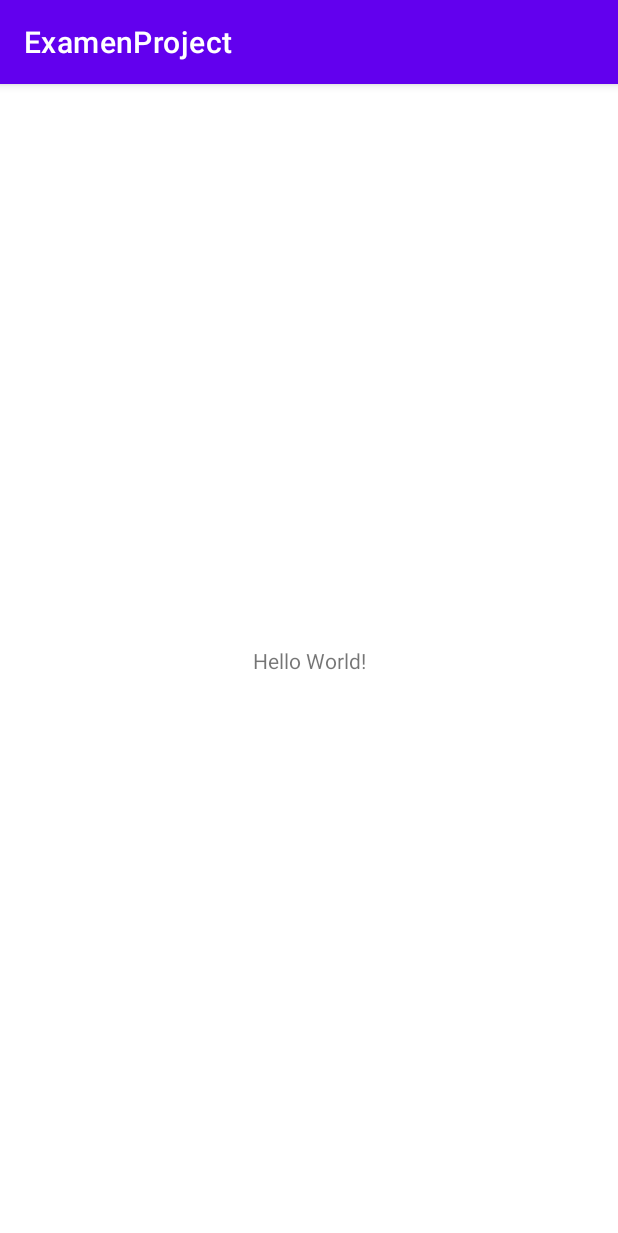
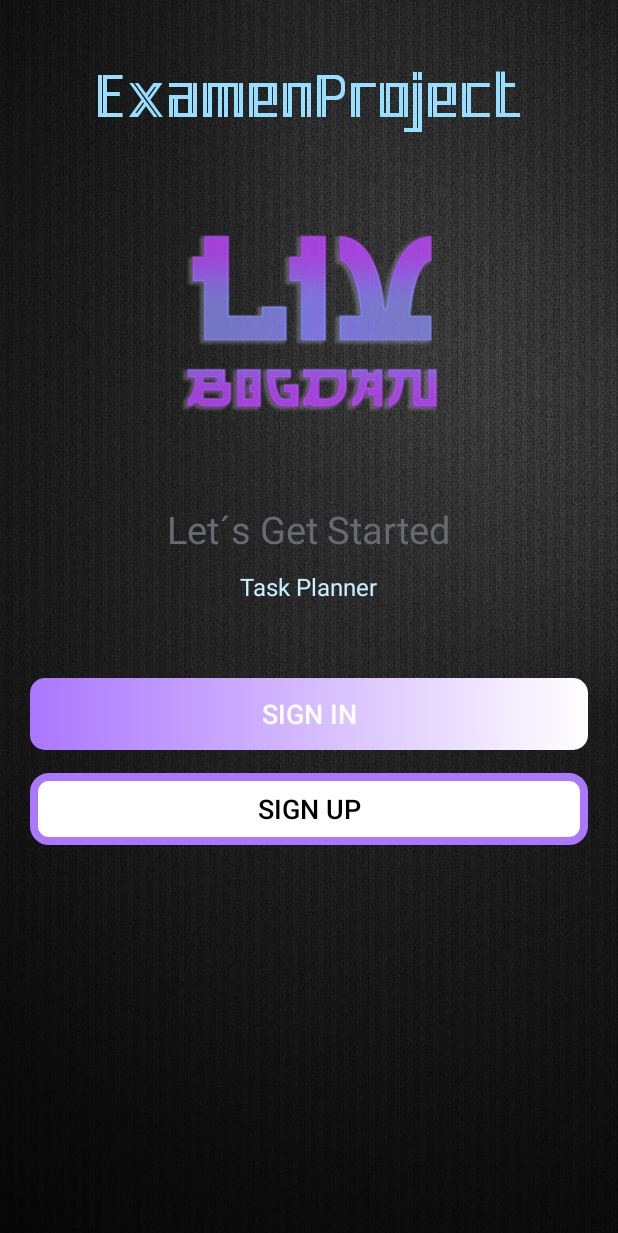
Before and after one commit to livbogdan/ExamenProject, an Android app: the screen it shows after launch (MainActivity before the commit, IntroActivity after it), on a phone screen of 412 x 824 dp. Shown: the top 1233 px of the screen. Run offline under Robolectric (Android 15) with nearby library versions, the phone set to English and light mode, and no system bars.

Commit message:
Added: SplashScreen IntroScreen

```diff
--- /dev/null
+++ b/app/src/main/java/com/livbogdan/examenproject/IntroActivity.kt
@@ -0,0 +1,20 @@
+package com.livbogdan.examenproject
+
+import android.graphics.Typeface
+import androidx.appcompat.app.AppCompatActivity
+import android.os.Bundle
+import android.view.WindowManager
+import android.widget.TextView
+
+@Suppress("DEPRECATION")
+class IntroActivity : AppCompatActivity() {
+	override fun onCreate(savedInstanceState: Bundle?) {
+		super.onCreate(savedInstanceState)
+		setContentView(R.layout.activity_intro)
+
+		val headerTextView: TextView = findViewById(R.id.tv_app_name_intro)
+		val typeFace: Typeface = Typeface.createFromAsset(assets, "Haelous.ttf")
+		headerTextView.typeface = typeFace
+
+	}
+}
--- /dev/null
+++ b/app/src/main/java/com/livbogdan/examenproject/SplashActivity.kt
@@ -0,0 +1,31 @@
+package com.livbogdan.examenproject
+
+import android.content.Intent
+import android.graphics.Typeface
+import androidx.appcompat.app.AppCompatActivity
+import android.os.Bundle
+import android.os.Handler
+import android.os.Looper
+import android.widget.TextView
+
+class SplashActivity : AppCompatActivity() {
+	override fun onCreate(savedInstanceState: Bundle?) {
+		super.onCreate(savedInstanceState)
+		setContentView(R.layout.activity_splash)
+
+		//custom font
+		val tvAppName: TextView = findViewById(R.id.tv_app_name)
+		val typeFace: Typeface = Typeface.createFromAsset(assets, "Haelous.ttf")
+		tvAppName.typeface = typeFace
+
+		//Move to another activity by 2,5 second
+		val handler = Handler(Looper.getMainLooper())
+		val runnable = Runnable{
+			startActivity(Intent(this, IntroActivity::class.java))
+			finish()
+		}
+		handler.postDelayed(runnable,2500)
+
+
+	}
+}
--- /dev/null
+++ b/app/src/main/res/drawable/shape_button_rounded.xml
@@ -0,0 +1,15 @@
+<?xml version="1.0" encoding="utf-8"?>
+<shape xmlns:android="http://schemas.android.com/apk/res/android"
+    android:shape="rectangle">
+
+    <gradient
+        android:angle="360"
+        android:startColor="@color/colorPrimary"
+        android:endColor="@color/white"
+        android:type="linear"
+        />
+    <corners
+        android:radius="10dp"
+        />
+
+</shape>
--- /dev/null
+++ b/app/src/main/res/drawable/shape_button_rounded_white.xml
@@ -0,0 +1,16 @@
+<?xml version="1.0" encoding="utf-8"?>
+<shape xmlns:android="http://schemas.android.com/apk/res/android"
+    android:shape="rectangle">
+
+    <stroke
+        android:color="@color/colorPrimary"
+        android:width="5dp"
+        />
+    <solid
+        android:color="@color/white"
+        />
+    <corners
+        android:radius="10dp"
+        />
+
+</shape>
--- /dev/null
+++ b/app/src/main/res/layout/activity_intro.xml
@@ -0,0 +1,91 @@
+<?xml version="1.0" encoding="utf-8"?>
+<androidx.constraintlayout.widget.ConstraintLayout xmlns:android="http://schemas.android.com/apk/res/android"
+    xmlns:app="http://schemas.android.com/apk/res-auto"
+    xmlns:tools="http://schemas.android.com/tools"
+    android:layout_width="match_parent"
+    android:layout_height="match_parent"
+    android:background="@drawable/ic_background"
+    tools:context=".IntroActivity">
+
+    <LinearLayout
+        android:layout_width="match_parent"
+        android:layout_height="match_parent"
+        android:gravity="center_horizontal"
+        android:orientation="vertical"
+        app:layout_constraintBottom_toBottomOf="parent"
+        app:layout_constraintEnd_toEndOf="parent"
+        app:layout_constraintHorizontal_bias="0.0"
+        app:layout_constraintStart_toStartOf="parent"
+        app:layout_constraintTop_toTopOf="parent"
+        app:layout_constraintVertical_bias="1.0">
+
+        <TextView
+            android:id="@+id/tv_app_name_intro"
+            android:layout_width="wrap_content"
+            android:layout_height="wrap_content"
+            android:layout_marginTop="@dimen/intro_screen_title_text_marginTop"
+            android:text="@string/app_name"
+            android:textColor="@color/colorAccent"
+            android:textSize="@dimen/intro_screen_title_text_size"
+            android:textStyle="bold" />
+
+        <ImageView
+            android:layout_width="377dp"
+            android:layout_height="191dp"
+            android:layout_marginTop="@dimen/intro_screen_image_marginTop"
+            android:contentDescription="@string/image_content_description"
+            android:src="@drawable/logo" />
+
+        <TextView
+            android:layout_width="wrap_content"
+            android:layout_height="wrap_content"
+            android:layout_marginTop="@dimen/lets_get_started_text_marginTop"
+            android:text="@string/lets_get_started_text"
+            android:textColor="@color/primary_text_color"
+            android:textSize="@dimen/lets_get_started_text_size" />
+
+        <TextView
+            android:layout_width="wrap_content"
+            android:layout_height="wrap_content"
+            android:layout_marginStart="@dimen/intro_text_marginStartEnd"
+            android:layout_marginTop="@dimen/intro_text_marginTop"
+            android:layout_marginEnd="@dimen/intro_text_marginStartEnd"
+            android:gravity="center"
+            android:lineSpacingExtra="@dimen/intro_text_line_spacing_extra"
+            android:text="@string/intro_text_description"
+            android:textColor="@color/colorSecondary"
+            android:textSize="@dimen/intro_text_size" />
+
+        <Button
+            android:id="@+id/btn_sign_in_intro"
+            android:layout_width="match_parent"
+            android:layout_height="wrap_content"
+            android:layout_gravity="center"
+            android:layout_marginStart="@dimen/btn_marginStartEnd"
+            android:layout_marginTop="@dimen/intro_screen_sign_in_btn_marginTop"
+            android:layout_marginEnd="@dimen/btn_marginStartEnd"
+            android:background="@drawable/shape_button_rounded"
+            android:gravity="center"
+            android:paddingTop="@dimen/btn_paddingTopBottom"
+            android:paddingBottom="@dimen/btn_paddingTopBottom"
+            android:text="@string/sign_in"
+            android:textColor="@android:color/white"
+            android:textSize="@dimen/btn_text_size" />
+
+        <Button
+            android:id="@+id/btn_sign_up_intro"
+            android:layout_width="match_parent"
+            android:layout_height="wrap_content"
+            android:layout_gravity="center"
+            android:layout_marginStart="@dimen/btn_marginStartEnd"
+            android:layout_marginTop="@dimen/intro_screen_sign_up_btn_marginTop"
+            android:layout_marginEnd="@dimen/btn_marginStartEnd"
+            android:background="@drawable/shape_button_rounded_white"
+            android:gravity="center"
+            android:paddingTop="@dimen/btn_paddingTopBottom"
+            android:paddingBottom="@dimen/btn_paddingTopBottom"
+            android:text="@string/sign_up"
+            android:textColor="@color/black"
+            android:textSize="@dimen/btn_text_size" />
+    </LinearLayout>
+</androidx.constraintlayout.widget.ConstraintLayout>
--- /dev/null
+++ b/app/src/main/res/layout/activity_splash.xml
@@ -0,0 +1,33 @@
+<?xml version="1.0" encoding="utf-8"?>
+<androidx.constraintlayout.widget.ConstraintLayout xmlns:android="http://schemas.android.com/apk/res/android"
+    xmlns:app="http://schemas.android.com/apk/res-auto"
+    xmlns:tools="http://schemas.android.com/tools"
+    android:layout_width="match_parent"
+    android:layout_height="match_parent"
+    android:background="@drawable/ic_background"
+    tools:context=".SplashActivity">
+
+    <LinearLayout
+        android:layout_width="match_parent"
+        android:layout_height="match_parent"
+        android:gravity="center"
+        android:orientation="vertical"
+        app:layout_constraintBottom_toBottomOf="parent"
+        app:layout_constraintEnd_toEndOf="parent"
+        app:layout_constraintStart_toStartOf="parent"
+        app:layout_constraintTop_toTopOf="parent">
+
+        <TextView
+            android:id="@+id/tv_app_name"
+            android:layout_width="wrap_content"
+            android:layout_height="wrap_content"
+            android:gravity="center"
+            android:text="@string/app_name"
+
+            android:textAlignment="center"
+            android:textColor="@color/colorAccent"
+            android:textSize="@dimen/splash_screen_title_text"
+            android:textStyle="bold" />
+    </LinearLayout>
+
+</androidx.constraintlayout.widget.ConstraintLayout>
--- /dev/null
+++ b/app/src/main/res/values-night/dimens.xml
@@ -0,0 +1,17 @@
+<?xml version="1.0" encoding="utf-8"?>
+<resources>
+    <dimen name="intro_screen_title_text_size">40sp</dimen>
+    <dimen name="intro_screen_title_text_marginTop">40dp</dimen>
+    <dimen name="intro_screen_image_marginTop">30dp</dimen>
+    <dimen name="lets_get_started_text_marginTop">25dp</dimen>
+    <dimen name="lets_get_started_text_size">25sp</dimen>
+    <dimen name="intro_text_marginStartEnd">20dp</dimen>
+    <dimen name="intro_text_line_spacing_extra">5dp</dimen>
+    <dimen name="intro_text_marginTop">10dp</dimen>
+    <dimen name="intro_text_size">16sp</dimen>
+    <dimen name="btn_marginStartEnd">20dp</dimen>
+    <dimen name="intro_screen_sign_in_btn_marginTop">50dp</dimen>
+    <dimen name="btn_paddingTopBottom">8dp</dimen>
+    <dimen name="intro_screen_sign_up_btn_marginTop">15dp</dimen>
+    <dimen name="btn_text_size">18sp</dimen>
+</resources>
--- a/app/src/main/res/values-night/themes.xml
+++ b/app/src/main/res/values-night/themes.xml
@@ -1,16 +1,15 @@
 <resources xmlns:tools="http://schemas.android.com/tools">
     <!-- Base application theme. -->
-    <style name="Theme.ExamenProject" parent="Theme.MaterialComponents.DayNight.DarkActionBar">
+    <style name="Theme.ExamenProject.NoActionBar" parent="Theme.MaterialComponents.DayNight.DarkActionBar">
         <!-- Primary brand color. -->
-        <item name="colorPrimary">@color/purple_200</item>
-        <item name="colorPrimaryVariant">@color/purple_700</item>
         <item name="colorOnPrimary">@color/black</item>
         <!-- Secondary brand color. -->
-        <item name="colorSecondary">@color/teal_200</item>
-        <item name="colorSecondaryVariant">@color/teal_200</item>
         <item name="colorOnSecondary">@color/black</item>
         <!-- Status bar color. -->
         <item name="android:statusBarColor">?attr/colorPrimaryVariant</item>
         <!-- Customize your theme here. -->
+        <item name="windowActionBar">false</item>
+        <item name="windowNoTitle">true</item>
     </style>
+
 </resources>
--- a/app/src/main/res/values/colors.xml
+++ b/app/src/main/res/values/colors.xml
@@ -1,10 +1,18 @@
 <?xml version="1.0" encoding="utf-8"?>
 <resources>
-    <color name="purple_200">#FFBB86FC</color>
-    <color name="purple_500">#FF6200EE</color>
-    <color name="purple_700">#FF3700B3</color>
-    <color name="teal_200">#FF03DAC5</color>
-    <color name="teal_700">#FF018786</color>
-    <color name="black">#FF000000</color>
-    <color name="white">#FFFFFFFF</color>
+
+    <!--START-->
+    <color name="colorPrimary">#AA77FF</color>
+    <color name="colorSecondary">#C9EEFF</color>
+    <color name="colorAccent">#97DEFF</color>
+    <color name="colorFourth">#62CDFF</color>
+    <!--END-->
+
+    <!--START-->
+    <color name="primary_text_color">#686A6F</color>
+    <color name="secondary_text_color">#7A8089</color>
+    <!--END-->
+
+    <color name="black">#000000</color>
+    <color name="white">#FFFFFF</color>
 </resources>
--- /dev/null
+++ b/app/src/main/res/values/dimens.xml
@@ -0,0 +1,20 @@
+<?xml version="1.0" encoding="utf-8"?>
+<resources>
+
+    <dimen name="splash_screen_title_text">50sp</dimen>
+    <dimen name="intro_screen_title_text_size">40sp</dimen>
+    <dimen name="intro_screen_title_text_marginTop">40dp</dimen>
+    <dimen name="intro_screen_image_marginTop">30dp</dimen>
+    <dimen name="lets_get_started_text_marginTop">25dp</dimen>
+    <dimen name="lets_get_started_text_size">25sp</dimen>
+    <dimen name="intro_text_marginStartEnd">20dp</dimen>
+    <dimen name="intro_text_line_spacing_extra">5dp</dimen>
+    <dimen name="intro_text_marginTop">10dp</dimen>
+    <dimen name="intro_text_size">16sp</dimen>
+    <dimen name="btn_marginStartEnd">20dp</dimen>
+    <dimen name="intro_screen_sign_in_btn_marginTop">50dp</dimen>
+    <dimen name="btn_paddingTopBottom">8dp</dimen>
+    <dimen name="intro_screen_sign_up_btn_marginTop">15dp</dimen>
+    <dimen name="btn_text_size">18sp</dimen>
+
+</resources>
--- a/app/src/main/res/values/strings.xml
+++ b/app/src/main/res/values/strings.xml
@@ -1,3 +1,10 @@
 <resources>
     <string name="app_name">ExamenProject</string>
+
+    <string name="image_content_description">image</string>
+    <string name="lets_get_started_text">Let´s Get Started</string>
+    <string name="intro_text_description">Task Planner</string>
+    <string name="sign_in">SIGN IN</string>
+    <string name="sign_up">SIGN UP</string>
+
 </resources>
--- a/app/src/main/res/values/themes.xml
+++ b/app/src/main/res/values/themes.xml
@@ -1,16 +1,19 @@
 <resources xmlns:tools="http://schemas.android.com/tools">
     <!-- Base application theme. -->
-    <style name="Theme.ExamenProject" parent="Theme.MaterialComponents.DayNight.DarkActionBar">
+    <style name="Theme.ExamenProject.NoActionBar." parent="Theme.MaterialComponents.DayNight.DarkActionBar">
         <!-- Primary brand color. -->
-        <item name="colorPrimary">@color/purple_500</item>
-        <item name="colorPrimaryVariant">@color/purple_700</item>
+        <item name="colorPrimary">@color/colorPrimary</item>
+        <item name="colorPrimaryVariant">@color/colorPrimary</item>
         <item name="colorOnPrimary">@color/white</item>
         <!-- Secondary brand color. -->
-        <item name="colorSecondary">@color/teal_200</item>
-        <item name="colorSecondaryVariant">@color/teal_700</item>
+        <item name="colorSecondary">@color/colorSecondary</item>
+        <item name="colorSecondaryVariant">@color/colorSecondary</item>
         <item name="colorOnSecondary">@color/black</item>
         <!-- Status bar color. -->
-        <item name="android:statusBarColor">?attr/colorPrimaryVariant</item>
+        <item name="android:statusBarColor">@color/colorAccent</item>
         <!-- Customize your theme here. -->
+        <item name="windowActionBar">false</item>
+        <item name="windowNoTitle">true</item>
+
     </style>
 </resources>
```
Also changed, not shown: app/src/main/AndroidManifest.xml (+18 -4 lines), app/src/main/assets/Haelous.ttf (added), app/src/main/res/drawable/ic_background.png (added), app/src/main/res/drawable/logo.png (added).
